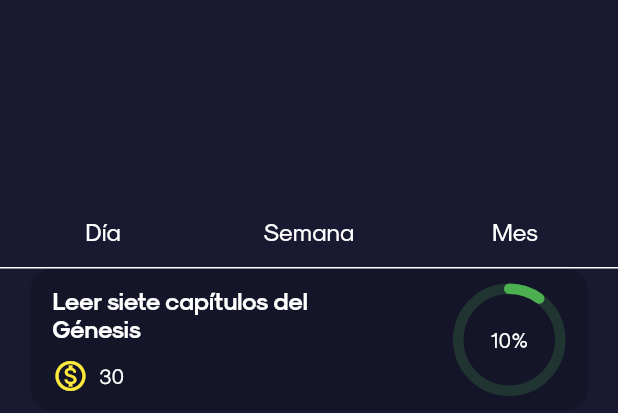
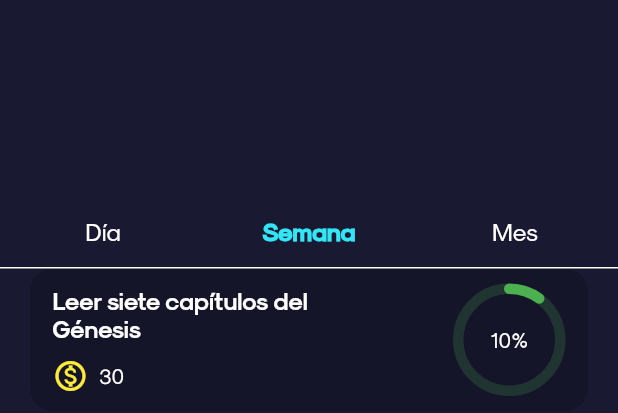
Before and after one commit to alexsosat/Bible_Quest, a Flutter app: the MissionsPage widget shown alone on an empty page, opened directly, after a tap on "Semana", on a phone screen of 412 x 824 dp. Shown: the top 413 px of the screen. Run offline on Flutter 3.47's test engine with Material 2 defaults, Android fonts, the phone set to English and light mode, and no system bars; drawn by our look-alikes of percent_indicator; our stand-ins replace get, get_storage; accounts and stored records are empty; network calls fail.

Commit message:
improve mission navigation

```diff
--- /dev/null
+++ b/bible_quest/lib/bloc/user/missions.dart
@@ -0,0 +1,38 @@
+import 'package:bible_quest/bloc/abstract_model.dart';
+import 'package:flutter/material.dart';
+import 'package:get/get.dart';
+
+class MissionsController extends ControllerTemplate {
+  final controller = PageController(initialPage: 0);
+  int currentPage = 0;
+
+  @override
+  onInit() {
+    fetchMissions();
+    super.onInit();
+  }
+
+  @override
+  refreshContent() {
+    fetchMissions();
+    super.refreshContent();
+  }
+
+  void fetchMissions() async {
+    try {
+      isLoading(true);
+    } finally {
+      isLoading(false);
+    }
+  }
+
+  void changeView(int pageIndex) async {
+    currentPage = pageIndex;
+    update();
+    await controller.animateToPage(
+      pageIndex,
+      curve: Curves.ease,
+      duration: Duration(milliseconds: 500),
+    );
+  }
+}
--- a/bible_quest/lib/pages/mains/missions/missions.dart
+++ b/bible_quest/lib/pages/mains/missions/missions.dart
@@ -1,24 +1,32 @@
+import 'package:bible_quest/bloc/user/missions.dart';
 import 'package:bible_quest/pages/mains/missions/sections/daily_missions.dart';
 import 'package:bible_quest/pages/mains/missions/sections/monthly_missions.dart';
 import 'package:bible_quest/pages/mains/missions/sections/weekly_missions.dart';
 import 'package:bible_quest/pages/mains/missions/widgets/section_row.dart';
 import 'package:flutter/material.dart';
+import 'package:get/get.dart';
 
-class MissionsPage extends StatelessWidget {
+class MissionsPage extends StatefulWidget {
   MissionsPage({Key? key}) : super(key: key);
 
-  final controller = PageController(initialPage: 0);
+  @override
+  _MissionsPageState createState() => _MissionsPageState();
+}
 
+class _MissionsPageState extends State<MissionsPage> {
   @override
   Widget build(BuildContext context) {
     return Container(
       margin: EdgeInsets.only(top: 130, bottom: 0),
-      child: Column(
+      child: GetBuilder<MissionsController>(
+          init: MissionsController(),
+          builder: (_) {
+            return Column(
               children: <Widget>[
-          SectionRow(controller: controller),
+                SectionRow(),
                 Expanded(
                   child: PageView(
-              controller: controller,
+                    controller: _.controller,
                     scrollDirection: Axis.horizontal,
                     physics: NeverScrollableScrollPhysics(),
                     children: <Widget>[
@@ -34,7 +42,8 @@ class MissionsPage extends StatelessWidget {
                   ),
                 ),
               ],
-      ),
+            );
+          }),
     );
   }
 }
--- a/bible_quest/lib/pages/mains/missions/widgets/section_button.dart
+++ b/bible_quest/lib/pages/mains/missions/widgets/section_button.dart
@@ -1,28 +1,33 @@
+import 'package:bible_quest/bloc/user/missions.dart';
 import 'package:flutter/material.dart';
+import 'package:get/get.dart';
 
 class SectionButton extends StatelessWidget {
   final int pageIndex;
-  final PageController controller;
   final String text;
-  const SectionButton(
-      {Key? key,
-      required this.pageIndex,
-      required this.controller,
-      required this.text})
-      : super(key: key);
+  final controller = Get.find<MissionsController>();
+
+  SectionButton({
+    Key? key,
+    required this.pageIndex,
+    required this.text,
+  }) : super(key: key);
 
   @override
   Widget build(BuildContext context) {
     return Expanded(
       child: TextButton(
-          onPressed: () => controller.animateToPage(
-                pageIndex,
-                curve: Curves.ease,
-                duration: Duration(milliseconds: 500),
-              ),
+          onPressed: () => controller.changeView(pageIndex),
           child: Text(
             text,
-            style: Theme.of(context).textTheme.subtitle1,
+            style: Theme.of(context).textTheme.subtitle1!.copyWith(
+                  fontWeight: (controller.currentPage == pageIndex)
+                      ? FontWeight.w900
+                      : FontWeight.normal,
+                  color: (controller.currentPage == pageIndex)
+                      ? Theme.of(context).primaryColor
+                      : null,
+                ),
           )),
     );
   }
--- a/bible_quest/lib/pages/mains/missions/widgets/section_row.dart
+++ b/bible_quest/lib/pages/mains/missions/widgets/section_row.dart
@@ -2,8 +2,9 @@ import 'package:bible_quest/pages/mains/missions/widgets/section_button.dart';
 import 'package:flutter/material.dart';
 
 class SectionRow extends StatelessWidget {
-  final PageController controller;
-  const SectionRow({Key? key, required this.controller}) : super(key: key);
+  const SectionRow({
+    Key? key,
+  }) : super(key: key);
 
   @override
   Widget build(BuildContext context) {
@@ -16,9 +17,9 @@ class SectionRow extends StatelessWidget {
       child: Row(
         mainAxisAlignment: MainAxisAlignment.spaceAround,
         children: <Widget>[
-          SectionButton(pageIndex: 0, controller: controller, text: "Día"),
-          SectionButton(pageIndex: 1, controller: controller, text: "Semana"),
-          SectionButton(pageIndex: 2, controller: controller, text: "Mes"),
+          SectionButton(pageIndex: 0, text: "Día"),
+          SectionButton(pageIndex: 1, text: "Semana"),
+          SectionButton(pageIndex: 2, text: "Mes"),
         ],
       ),
     );
--- a/bible_quest/lib/pages/mains/plans/plans.dart
+++ b/bible_quest/lib/pages/mains/plans/plans.dart
@@ -1,5 +1,5 @@
 import 'package:bible_quest/bloc/navigation.dart';
-import 'package:bible_quest/bloc/plans/plan.dart';
+import 'package:bible_quest/bloc/bible/plan.dart';
 import 'package:bible_quest/globals/layout/tab_page.dart';
 import 'package:bible_quest/models/bible/indexes/sections.dart';
 import 'package:flutter/material.dart';
--- a/bible_quest/lib/pages/mains/plans/subpages/read.dart
+++ b/bible_quest/lib/pages/mains/plans/subpages/read.dart
@@ -1,5 +1,5 @@
-import 'package:bible_quest/bloc/plans/plan.dart';
-import 'package:bible_quest/bloc/plans/read.dart';
+import 'package:bible_quest/bloc/bible/plan.dart';
+import 'package:bible_quest/bloc/bible/read.dart';
 import 'package:flutter/material.dart';
 import 'package:get/get.dart';
 import 'package:get_storage/get_storage.dart';
```
Also changed, not shown: bible_quest/lib/bloc/bible/plan.dart (renamed from bible_quest/lib/bloc/plans/plan.dart), bible_quest/lib/bloc/bible/read.dart (renamed from bible_quest/lib/bloc/plans/read.dart). Lines whose indentation alone changed are shown as unchanged.
